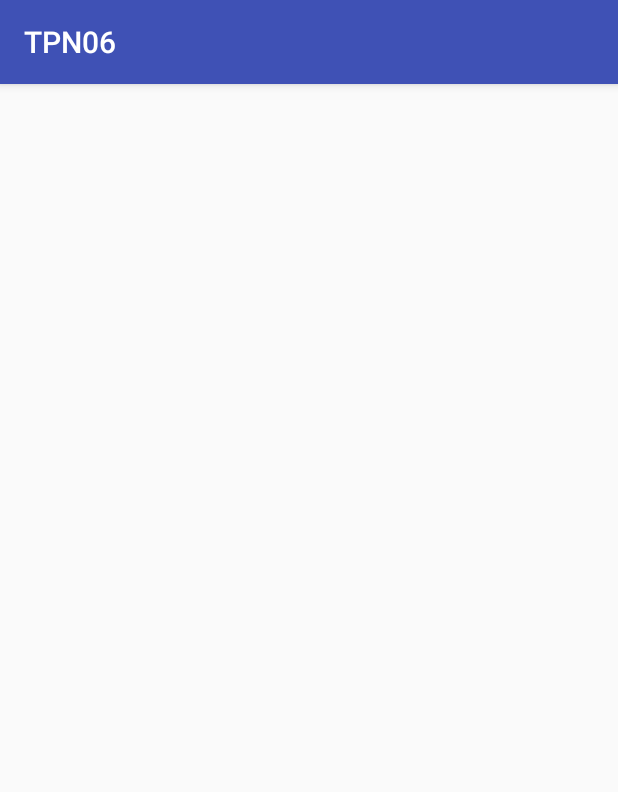
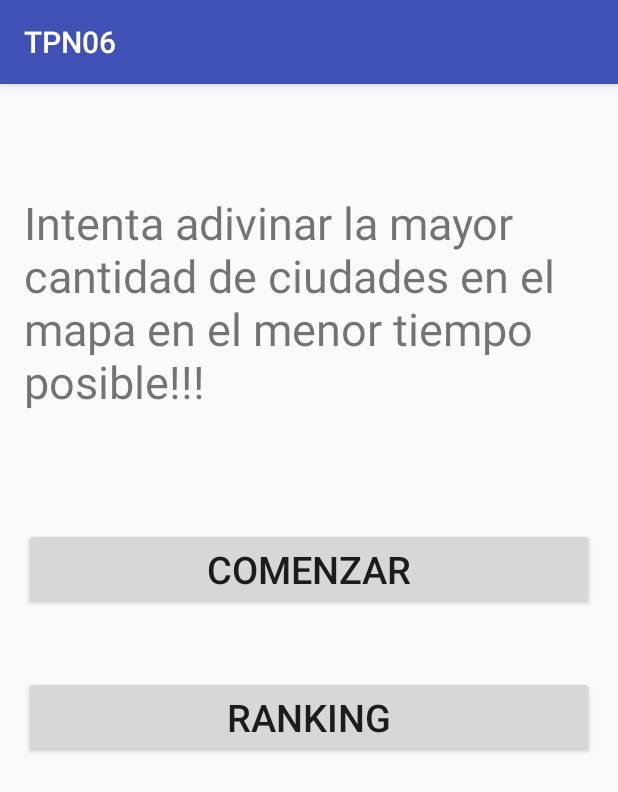
Before and after one commit to igalrevich/Programacion-6IA-2017, an Android app: the Activity_Objetivos screen opened directly, with no data from a screen before it, on a phone screen of 412 x 824 dp. Shown: the top 792 px of the screen. Run offline under Robolectric (Android 15) with nearby library versions, the phone set to English and light mode, and no system bars.

Commit message:
TPN06CreandoActivityMaps

```diff
--- a/2do Trimestre/TPN06/TPN06/app/build.gradle
+++ b/2do Trimestre/TPN06/TPN06/app/build.gradle
@@ -22,6 +22,8 @@ android {
 dependencies {
     compile fileTree(dir: 'libs', include: ['*.jar'])
     testCompile 'junit:junit:4.12'
+    compile group: 'com.google.code.gson', name: 'gson', version: '2.4'
     compile 'com.android.support:appcompat-v7:23.3.0'
     compile 'com.squareup.okhttp3:okhttp:3.4.1'
-    compile group: 'com.google.code.gson', name: 'gson', version: '2.4'}
+    compile 'com.google.android.gms:play-services:8.4.0'
+}
--- a/2do Trimestre/TPN06/TPN06/app/src/main/java/com/revich/mobile/tpn06/Activity_Nombre.java
+++ b/2do Trimestre/TPN06/TPN06/app/src/main/java/com/revich/mobile/tpn06/Activity_Nombre.java
@@ -30,6 +30,7 @@ public class Activity_Nombre extends AppCompatActivity {
     protected void onCreate(Bundle savedInstanceState) {
         super.onCreate(savedInstanceState);
         setContentView(R.layout.activity__nombre);
+        setTitle("SITIS");
         ObtenerReferencias();
         SetearListeners();
     }
@@ -53,6 +54,11 @@ public class Activity_Nombre extends AppCompatActivity {
             {
                 DatosJuego.SetNombre(Nombre);String url= "https://tp4ort.firebaseio.com/countries.json";
                 new ObtenerPaisesYCiudades().execute(url,"Paises");
+            }
+            else
+            {
+                Toast msg= Toast.makeText(getApplicationContext(),"Ingrese su nombre",Toast.LENGTH_SHORT);
+                msg.show();
             }
         }
     };
--- a/2do Trimestre/TPN06/TPN06/app/src/main/java/com/revich/mobile/tpn06/Activity_Objetivos.java
+++ b/2do Trimestre/TPN06/TPN06/app/src/main/java/com/revich/mobile/tpn06/Activity_Objetivos.java
@@ -1,13 +1,50 @@
 package com.revich.mobile.tpn06;
 
+import android.content.Intent;
 import android.support.v7.app.AppCompatActivity;
 import android.os.Bundle;
+import android.view.View;
+import android.widget.Button;
 
 public class Activity_Objetivos extends AppCompatActivity {
-
+    Button btnComenzar,btnRanking;
     @Override
     protected void onCreate(Bundle savedInstanceState) {
         super.onCreate(savedInstanceState);
         setContentView(R.layout.activity__objetivos);
+        ObtenerReferencias();
+        SetearListeners();
+    }
+
+    private void ObtenerReferencias()
+    {
+        btnComenzar= (Button) findViewById(R.id.btnComenzar);
+        btnRanking= (Button) findViewById(R.id.btnRanking);
+    }
+
+    private void SetearListeners()
+    {
+        btnComenzar.setOnClickListener(btnComenzar_click);
+        btnRanking.setOnClickListener(btnRanking_click);
+    }
+
+    private View.OnClickListener btnComenzar_click= new View.OnClickListener() {
+        @Override
+        public void onClick(View view) {
+         IrAActivityJuego();
+        }
+    };
+
+    private View.OnClickListener btnRanking_click= new View.OnClickListener() {
+        @Override
+        public void onClick(View view) {
+
+        }
+    };
+
+    private void IrAActivityJuego()
+    {
+        Intent MiIntent= new Intent(Activity_Objetivos.this,Activity_Juego.class);
+        startActivity(MiIntent);
     }
 }
--- a/2do Trimestre/TPN06/TPN06/app/src/main/java/com/revich/mobile/tpn06/DatosJuego.java
+++ b/2do Trimestre/TPN06/TPN06/app/src/main/java/com/revich/mobile/tpn06/DatosJuego.java
@@ -5,7 +5,9 @@ import java.util.ArrayList;
 /**
  * Created by 42426410 on 26/6/2017.
  */
-public class DatosJuego {
+public class
+
+DatosJuego {
 
     public static String NombreUsuario;
 
--- a/2do Trimestre/TPN06/TPN06/app/src/main/res/layout/activity__objetivos.xml
+++ b/2do Trimestre/TPN06/TPN06/app/src/main/res/layout/activity__objetivos.xml
@@ -7,6 +7,43 @@
     android:paddingLeft="@dimen/activity_horizontal_margin"
     android:paddingRight="@dimen/activity_horizontal_margin"
     android:paddingTop="@dimen/activity_vertical_margin"
-    tools:context="com.revich.mobile.tpn06.Activity_Objetivos">
+    tools:context="com.revich.mobile.tpn06.Activity_Objetivos"
+    android:id="@+id/RelativeLayout">
 
+    <TextView
+        android:layout_width="wrap_content"
+        android:layout_height="wrap_content"
+        android:text="Intenta adivinar la mayor cantidad de ciudades en el mapa en el menor tiempo posible!!!"
+        android:id="@+id/textView"
+        android:textSize="30dp"
+        android:layout_alignParentTop="true"
+        android:layout_alignParentLeft="true"
+        android:layout_alignParentStart="true"
+        android:layout_marginTop="56dp" />
+
+    <Button
+        android:layout_width="wrap_content"
+        android:layout_height="wrap_content"
+        android:text="Comenzar"
+        android:id="@+id/btnComenzar"
+        android:layout_below="@+id/textView"
+        android:layout_marginTop="77dp"
+        android:layout_alignParentRight="true"
+        android:layout_alignParentEnd="true"
+        android:layout_alignParentLeft="true"
+        android:layout_alignParentStart="true"
+        android:textSize="25dp" />
+
+    <Button
+        android:layout_width="wrap_content"
+        android:layout_height="wrap_content"
+        android:text="Ranking"
+        android:id="@+id/btnRanking"
+        android:textSize="25dp"
+        android:layout_below="@+id/btnComenzar"
+        android:layout_marginTop="44dp"
+        android:layout_alignParentRight="true"
+        android:layout_alignParentEnd="true"
+        android:layout_alignParentLeft="true"
+        android:layout_alignParentStart="true" />
 </RelativeLayout>
--- a/2do Trimestre/TPN06/TPN06/app/src/main/res/values/strings.xml
+++ b/2do Trimestre/TPN06/TPN06/app/src/main/res/values/strings.xml
@@ -1,3 +1,4 @@
 <resources>
     <string name="app_name">TPN06</string>
+    <string name="title_activity_activity__juego2">Map</string>
 </resources>
```
Also changed, not shown: 2do Trimestre/TPN06/TPN06/app/src/debug/res/values/google_maps_api.xml (added, +21 -0 lines), 2do Trimestre/TPN06/TPN06/app/src/main/AndroidManifest.xml (+23 -1 lines), 2do Trimestre/TPN06/TPN06/app/src/main/java/com/revich/mobile/tpn06/Activity_Juego2.java (added, +46 -0 lines), 2do Trimestre/TPN06/TPN06/app/src/main/res/layout/activity__juego2.xml (added, +58 -0 lines), 1 other file.
